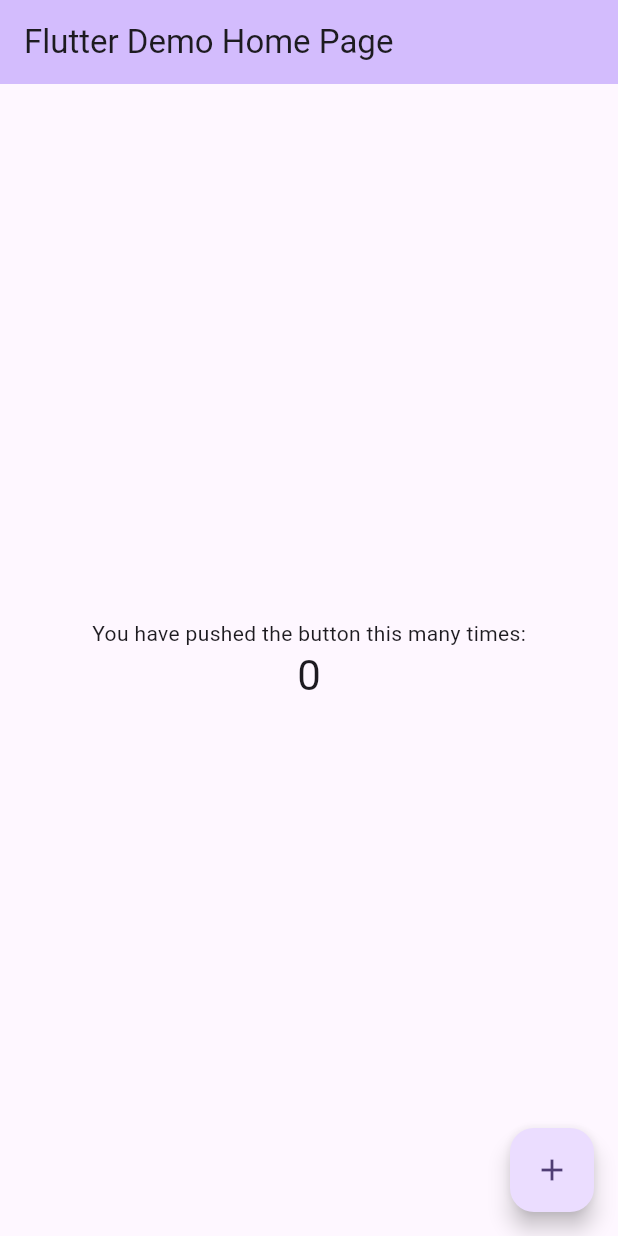
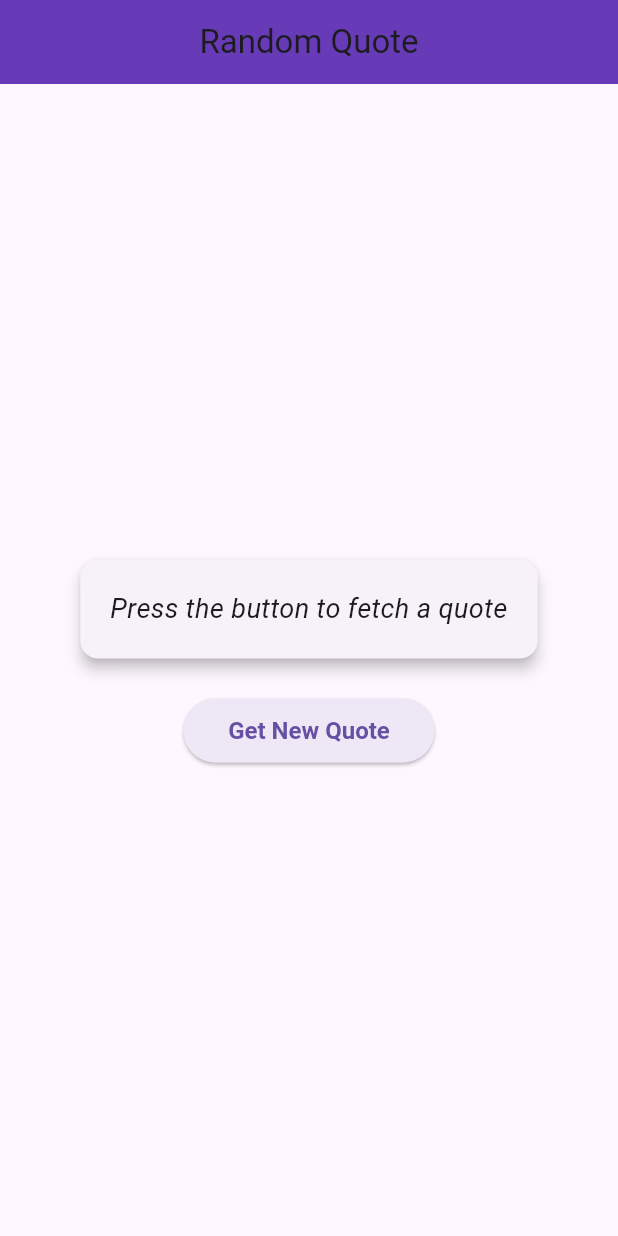
Before and after one commit to rawanabdulhayy/random_api_fetcher, a Flutter app: the screen it shows after launch, on a phone screen of 412 x 824 dp. Run offline on Flutter 3.47's test engine with Material 3 defaults, Android fonts, the phone set to English and light mode, and no system bars; our stand-ins replace bloc, flutter_bloc, flutter_dotenv.

Commit message:
changed the api endpoint and added the screen

```diff
--- a/lib/constants/strings.dart
+++ b/lib/constants/strings.dart
@@ -1 +1 @@
-final quoteBaseURL = "https://api.quotable.io/";
+final quoteBaseURL = 'https://api.api-ninjas.com/v1/quotes';
--- a/lib/data/models/quote.dart
+++ b/lib/data/models/quote.dart
@@ -1,43 +1,9 @@
 class Quote {
-  final String id;
-  final String content;
-  final String author;
-  final String authorSlug;
-  final String authorId;
-  final List<String> tags;
-  final int length;
+  final String quote;
 
-  Quote({
-    required this.id,
-    required this.content,
-    required this.author,
-    required this.authorSlug,
-    required this.authorId,
-    required this.tags,
-    required this.length,
-  });
+  Quote({required this.quote});
 
-  factory Quote.fromJson(Map<String, dynamic> json) {
-    return Quote(
-      id: json['_id'] ?? '',
-      content: json['content'] ?? '',
-      author: json['author'] ?? '',
-      authorSlug: json['authorSlug'] ?? '',
-      authorId: json['authorId'] ?? '',
-      tags: List<String>.from(json['tags'] ?? []),
-      length: json['length'] ?? 0,
-    );
-  }
-
-  Map<String, dynamic> toJson() {
-    return {
-      '_id': id,
-      'content': content,
-      'author': author,
-      'authorSlug': authorSlug,
-      'authorId': authorId,
-      'tags': tags,
-      'length': length,
-    };
+  factory Quote.fromJson (Map <String,dynamic> json){
+    return Quote(quote: json['quote'],);
   }
 }
--- a/lib/main.dart
+++ b/lib/main.dart
@@ -1,125 +1,28 @@
 import 'package:flutter/material.dart';
+import 'package:flutter_bloc/flutter_bloc.dart';
+import 'package:flutter_dotenv/flutter_dotenv.dart';
+import 'package:random_api_fetce/data/repositories/quote_repo.dart';
+import 'package:random_api_fetce/data/web_services/quotes_web_service.dart';
+import 'package:random_api_fetce/presentation/screens/api_fetcher_screen.dart';
 
-void main() {
+import 'BLoc/quote_cubit.dart'; // Import your Cubit
+
+Future<void> main() async {
+  await dotenv.load(fileName: '.env');
   runApp(const MyApp());
 }
 
 class MyApp extends StatelessWidget {
   const MyApp({super.key});
 
-  // This widget is the root of your application.
   @override
   Widget build(BuildContext context) {
-    return MaterialApp(
-      title: 'Flutter Demo',
-      theme: ThemeData(
-        // This is the theme of your application.
-        //
-        // TRY THIS: Try running your application with "flutter run". You'll see
-        // the application has a purple toolbar. Then, without quitting the app,
-        // try changing the seedColor in the colorScheme below to Colors.green
-        // and then invoke "hot reload" (save your changes or press the "hot
-        // reload" button in a Flutter-supported IDE, or press "r" if you used
-        // the command line to start the app).
-        //
-        // Notice that the counter didn't reset back to zero; the application
-        // state is not lost during the reload. To reset the state, use hot
-        // restart instead.
-        //
-        // This works for code too, not just values: Most code changes can be
-        // tested with just a hot reload.
-        colorScheme: ColorScheme.fromSeed(seedColor: Colors.deepPurple),
-        useMaterial3: true,
+    return BlocProvider(
+      create: (context) => QuoteCubit(quoteRepository: QuoteRepository(quotesWebService: QuotesWebService())), // Provide your Cubit
+      child: MaterialApp(
+        debugShowCheckedModeBanner: false,
+        home: QuoteScreen(),
       ),
-      home: const MyHomePage(title: 'Flutter Demo Home Page'),
     );
   }
 }
-
-class MyHomePage extends StatefulWidget {
-  const MyHomePage({super.key, required this.title});
-
-  // This widget is the home page of your application. It is stateful, meaning
-  // that it has a State object (defined below) that contains fields that affect
-  // how it looks.
-
-  // This class is the configuration for the state. It holds the values (in this
-  // case the title) provided by the parent (in this case the App widget) and
-  // used by the build method of the State. Fields in a Widget subclass are
-  // always marked "final".
-
-  final String title;
-
-  @override
-  State<MyHomePage> createState() => _MyHomePageState();
-}
-
-class _MyHomePageState extends State<MyHomePage> {
-  int _counter = 0;
-
-  void _incrementCounter() {
-    setState(() {
-      // This call to setState tells the Flutter framework that something has
-      // changed in this State, which causes it to rerun the build method below
-      // so that the display can reflect the updated values. If we changed
-      // _counter without calling setState(), then the build method would not be
-      // called again, and so nothing would appear to happen.
-      _counter++;
-    });
-  }
-
-  @override
-  Widget build(BuildContext context) {
-    // This method is rerun every time setState is called, for instance as done
-    // by the _incrementCounter method above.
-    //
-    // The Flutter framework has been optimized to make rerunning build methods
-    // fast, so that you can just rebuild anything that needs updating rather
-    // than having to individually change instances of widgets.
-    return Scaffold(
-      appBar: AppBar(
-        // TRY THIS: Try changing the color here to a specific color (to
-        // Colors.amber, perhaps?) and trigger a hot reload to see the AppBar
-        // change color while the other colors stay the same.
-        backgroundColor: Theme.of(context).colorScheme.inversePrimary,
-        // Here we take the value from the MyHomePage object that was created by
-        // the App.build method, and use it to set our appbar title.
-        title: Text(widget.title),
-      ),
-      body: Center(
-        // Center is a layout widget. It takes a single child and positions it
-        // in the middle of the parent.
-        child: Column(
-          // Column is also a layout widget. It takes a list of children and
-          // arranges them vertically. By default, it sizes itself to fit its
-          // children horizontally, and tries to be as tall as its parent.
-          //
-          // Column has various properties to control how it sizes itself and
-          // how it positions its children. Here we use mainAxisAlignment to
-          // center the children vertically; the main axis here is the vertical
-          // axis because Columns are vertical (the cross axis would be
-          // horizontal).
-          //
-          // TRY THIS: Invoke "debug painting" (choose the "Toggle Debug Paint"
-          // action in the IDE, or press "p" in the console), to see the
-          // wireframe for each widget.
-          mainAxisAlignment: MainAxisAlignment.center,
-          children: <Widget>[
-            const Text(
-              'You have pushed the button this many times:',
-            ),
-            Text(
-              '$_counter',
-              style: Theme.of(context).textTheme.headlineMedium,
-            ),
-          ],
-        ),
-      ),
-      floatingActionButton: FloatingActionButton(
-        onPressed: _incrementCounter,
-        tooltip: 'Increment',
-        child: const Icon(Icons.add),
-      ), // This trailing comma makes auto-formatting nicer for build methods.
-    );
-  }
-}
--- /dev/null
+++ b/lib/presentation/screens/api_fetcher_screen.dart
@@ -0,0 +1,76 @@
+import 'package:flutter/material.dart';
+import 'package:flutter_bloc/flutter_bloc.dart';
+import 'package:random_api_fetce/BLoc/quote_cubit.dart';
+
+class QuoteScreen extends StatefulWidget {
+  @override
+  _QuoteScreenState createState() => _QuoteScreenState();
+}
+
+class _QuoteScreenState extends State<QuoteScreen> {
+
+  Widget buildBlocWidget() {
+    return Expanded(
+      child: Column(
+        mainAxisAlignment: MainAxisAlignment.center,
+        crossAxisAlignment: CrossAxisAlignment.center,
+        children: [
+          Flexible(
+            child: Card(
+              elevation: 4,
+              shape: RoundedRectangleBorder(borderRadius: BorderRadius.circular(12)),
+              child: Padding(
+                padding: const EdgeInsets.all(20.0),
+                child: BlocBuilder<QuoteCubit, QuoteState>(
+                  builder: (context, state) {
+                   if (state is QuoteLoaded && state.quote.isNotEmpty) {
+                      return Text(
+                        state.quote.first.quote,
+                        style: TextStyle(fontSize: 18, fontStyle: FontStyle.italic),
+                        textAlign: TextAlign.center,
+                      );
+                    } else {
+                      return Text(
+                        "Press the button to fetch a quote",
+                        style: TextStyle(fontSize: 18, fontStyle: FontStyle.italic),
+                        textAlign: TextAlign.center,
+                      );
+                    }
+                  },
+                ),
+              ),
+            ),
+          ),
+          SizedBox(height: 20),
+          ElevatedButton(
+            onPressed: () {
+              BlocProvider.of<QuoteCubit>(context).getRandomQuote();
+            },
+            child: Text("Get New Quote"),
+            style: ElevatedButton.styleFrom(
+              backgroundColor: Colors.deepPurple.shade50,
+              padding: EdgeInsets.symmetric(horizontal: 30, vertical: 12),
+              textStyle: TextStyle(fontSize: 16, fontWeight: FontWeight.bold),
+            ),
+          ),
+        ],
+      ),
+    );
+  }
+
+  @override
+  Widget build(BuildContext context) {
+    return Scaffold(
+      appBar: AppBar(
+        title: Center(child: Text("Random Quote")),
+        backgroundColor: Colors.deepPurple,
+      ),
+      body: Center(
+        child: Padding(
+          padding: const EdgeInsets.all(16.0),
+          child: buildBlocWidget(),
+        ),
+      ),
+    );
+  }
+}
--- a/pubspec.yaml
+++ b/pubspec.yaml
@@ -64,7 +64,8 @@ flutter:
   uses-material-design: true
 
   # To add assets to your application, add an assets section, like this:
-  # assets:
+  assets:
+   - .env
   #   - images/a_dot_burr.jpeg
   #   - images/a_dot_ham.jpeg
 
```
Also changed, not shown: lib/data/web_services/quotes_web_service.dart (+14 -18 lines), 1 other file.
